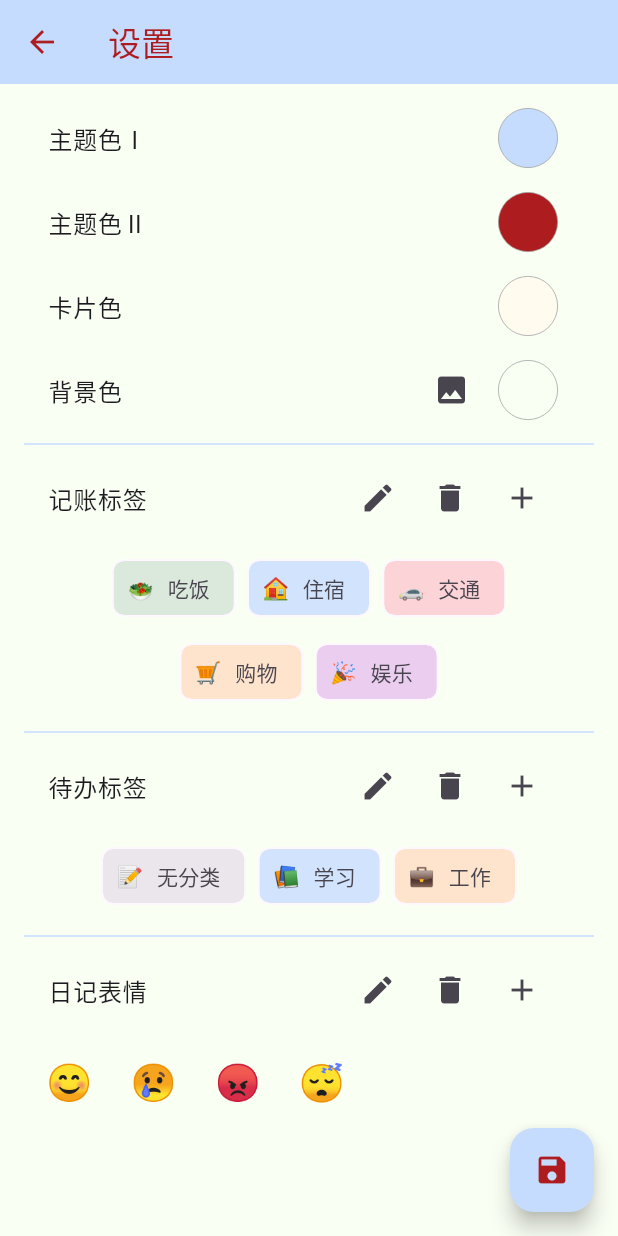
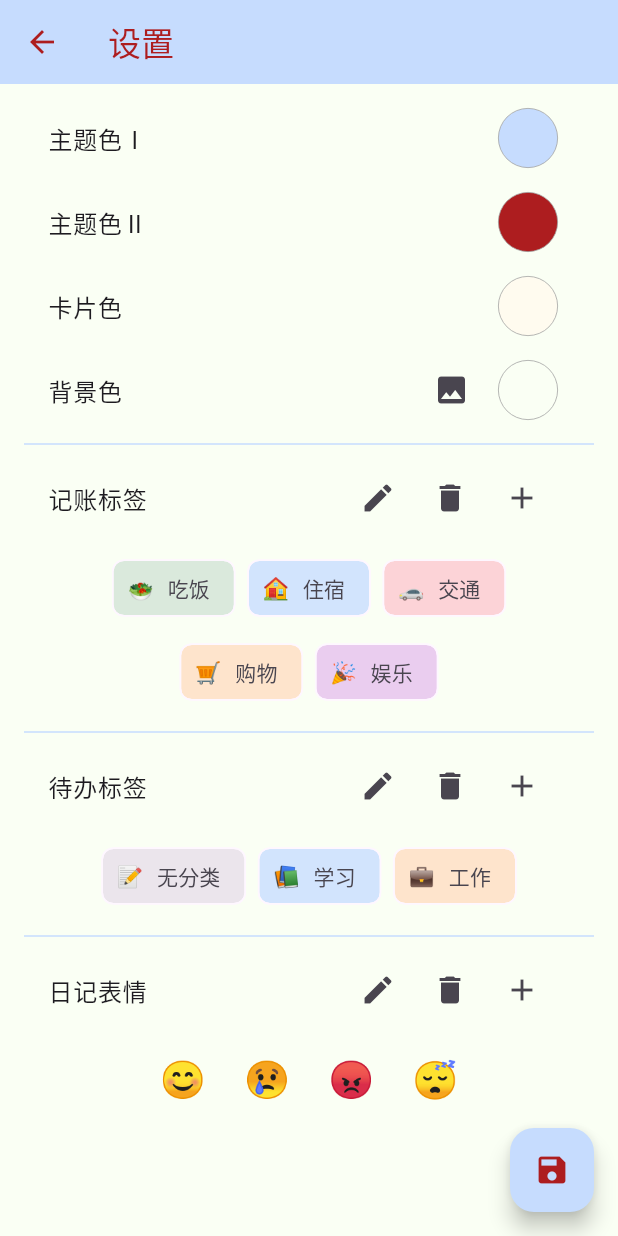
Before and after one commit to White-Lulu/cherriy, a Flutter app: the ThemeSettingsPage screen opened directly, on a phone screen of 412 x 824 dp. Run offline on Flutter 3.47's test engine with Material 3 defaults, Android fonts, the light colour scheme and no system bars; our stand-ins replace fl_chart, flutter_colorpicker, image_picker, shared_preferences; accounts and stored records are empty.

Commit message:
下一步十分谨慎

```diff
--- a/lib/theme_settings_page.dart
+++ b/lib/theme_settings_page.dart
@@ -802,9 +802,10 @@ class ThemeSettingsPageState extends State<ThemeSettingsPage> {
 
   Widget _buildEmojiList(List<Map<String, dynamic>> emojis) {
     return Padding(
-      padding: EdgeInsets.symmetric(horizontal: 6, vertical: 8),
-      child: Wrap(
-        spacing: 8,
+      padding: EdgeInsets.symmetric(horizontal: 8, vertical: 6),
+      child: Center(
+        child: Wrap(
+          spacing: 8,
         runSpacing: 8,
         children: emojis.map((emoji) {
           return GestureDetector(
@@ -835,6 +836,7 @@ class ThemeSettingsPageState extends State<ThemeSettingsPage> {
             ),
           );
         }).toList(),
+      ),
       ),
     );
   }
```
